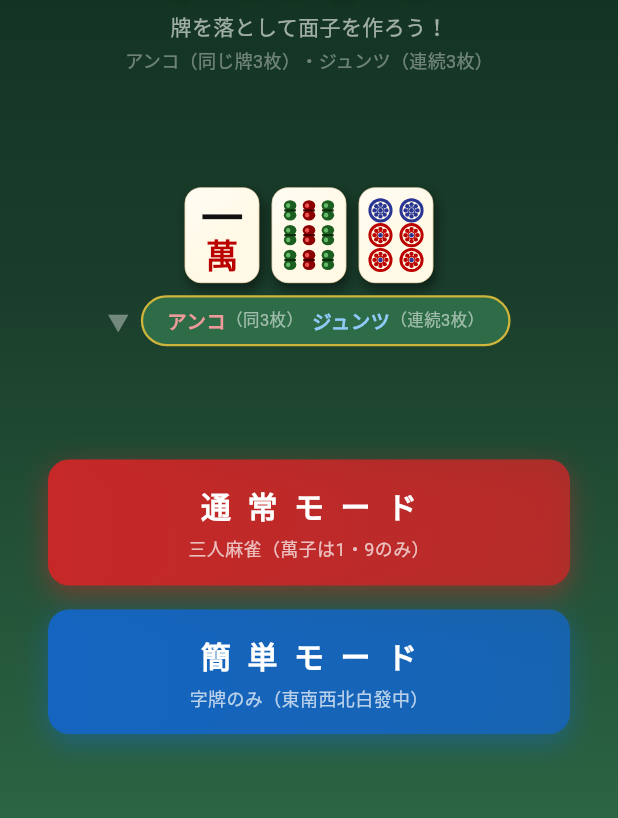
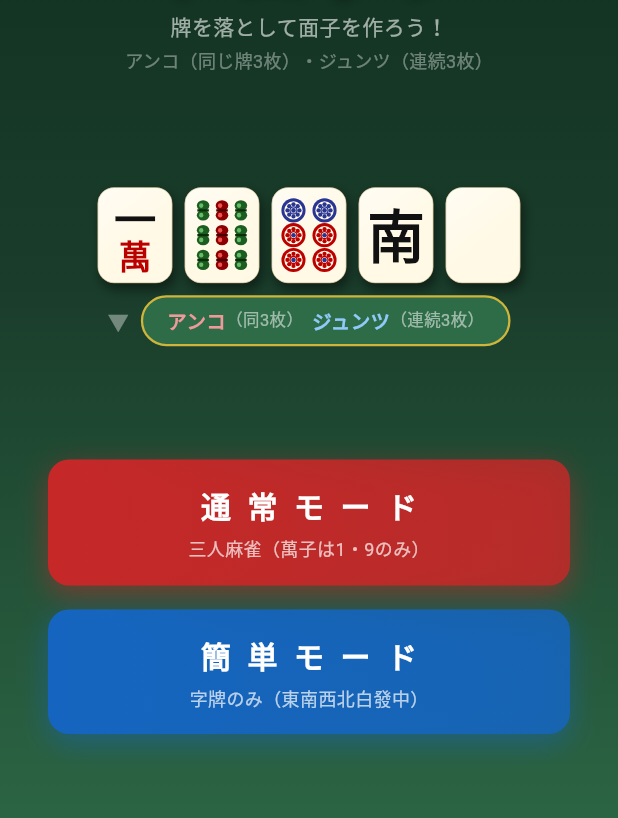
Before and after one commit to keisukearai/flutter-mahjong-drop, a Flutter app: the screen it shows after launch, on a phone screen of 412 x 824 dp, the part 332-1150 px from its top. Run offline on Flutter 3.47's test engine with Material 3 defaults, Android fonts, the phone set to English and light mode, and no system bars; missing offline and left inert: flame.

Commit message:
Add wind and dragon tiles to title screen preview (5 tiles total)
Co-Authored-By: Claude Sonnet 4.6 <noreply@anthropic.com>

```diff
--- a/lib/game/components/tile_painter.dart
+++ b/lib/game/components/tile_painter.dart
@@ -412,9 +412,13 @@ class TilePainter {
       )),
       textDirection: TextDirection.ltr,
     )..layout(maxWidth: rect.width);
+    final metrics = p.computeLineMetrics();
+    final dy = metrics.isNotEmpty
+        ? rect.center.dy - metrics.first.ascent / 2
+        : rect.top + (rect.height - p.height) / 2 + fontSize * 0.06;
     p.paint(canvas, Offset(
       rect.left + (rect.width - p.width) / 2,
-      rect.top + (rect.height - p.height) / 2 + fontSize * 0.06,
+      dy,
     ));
   }
 }
--- a/lib/ui/title_screen.dart
+++ b/lib/ui/title_screen.dart
@@ -122,10 +122,14 @@ class _TilePreviewRowState extends State<_TilePreviewRow> {
   void initState() {
     super.initState();
     final rng = Random();
+    const winds = [HonorType.east, HonorType.south, HonorType.west, HonorType.north];
+    const dragons = [HonorType.haku, HonorType.hatsu, HonorType.chun];
     _tiles = [
       Tile.number(TileSuit.man, [1, 9][rng.nextInt(2)]),
       Tile.number(TileSuit.sou, rng.nextInt(9) + 1),
       Tile.number(TileSuit.pin, rng.nextInt(9) + 1),
+      Tile.honor(winds[rng.nextInt(winds.length)]),
+      Tile.honor(dragons[rng.nextInt(dragons.length)]),
     ];
   }
 
```
